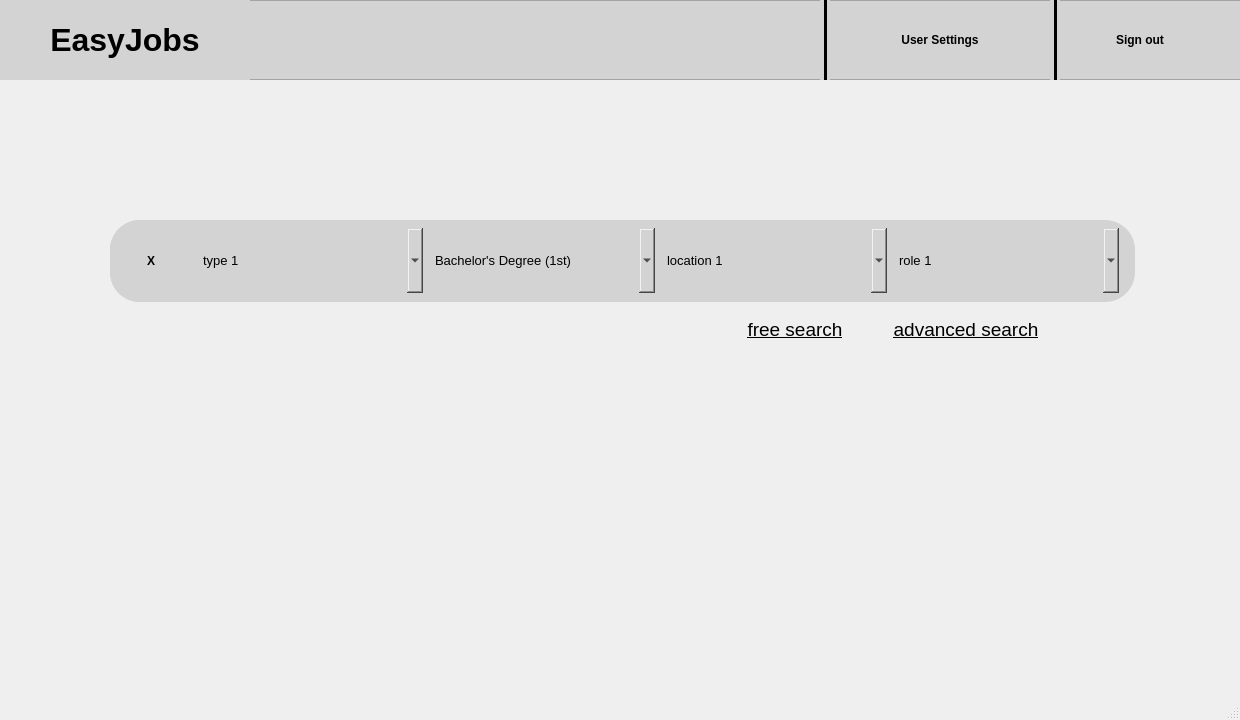
Old version of the form ui/homepage.ui in the repository IvnGenza/EasyJob_39.
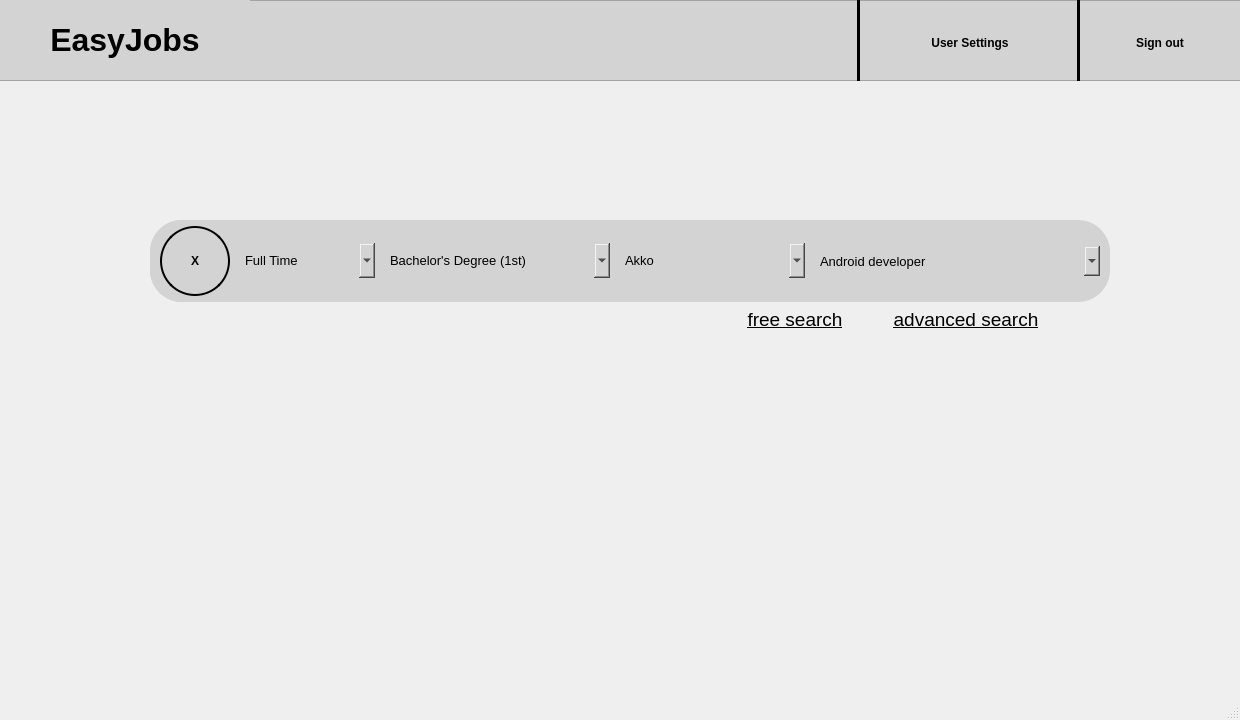
New version of the form.

Diff of the .ui file:
```diff
--- a/ui/homepage.ui
+++ b/ui/homepage.ui
@@ -32,19 +32,19 @@
       <x>0</x>
       <y>0</y>
       <width>1241</width>
-      <height>80</height>
+      <height>81</height>
      </rect>
     </property>
     <property name="minimumSize">
      <size>
       <width>1240</width>
-      <height>80</height>
+      <height>81</height>
      </size>
     </property>
     <property name="maximumSize">
      <size>
       <width>1920</width>
-      <height>80</height>
+      <height>81</height>
      </size>
     </property>
     <property name="styleSheet">
@@ -94,22 +94,22 @@
     <widget class="QPushButton" name="sign_out_button">
      <property name="geometry">
       <rect>
-       <x>1040</x>
+       <x>1080</x>
        <y>0</y>
-       <width>200</width>
-       <height>80</height>
+       <width>160</width>
+       <height>85</height>
       </rect>
      </property>
      <property name="minimumSize">
       <size>
-       <width>200</width>
-       <height>80</height>
+       <width>160</width>
+       <height>85</height>
       </size>
      </property>
      <property name="maximumSize">
       <size>
-       <width>200</width>
-       <height>80</height>
+       <width>160</width>
+       <height>85</height>
       </size>
      </property>
      <property name="font">
@@ -121,6 +121,9 @@
      <property name="cursor">
       <cursorShape>PointingHandCursor</cursorShape>
      </property>
+     <property name="styleSheet">
+      <string notr="true"/>
+     </property>
      <property name="text">
       <string>Sign out</string>
      </property>
@@ -131,22 +134,22 @@
     <widget class="QPushButton" name="user_settings_button">
      <property name="geometry">
       <rect>
-       <x>840</x>
+       <x>860</x>
        <y>0</y>
-       <width>200</width>
-       <height>80</height>
+       <width>220</width>
+       <height>85</height>
       </rect>
      </property>
      <property name="minimumSize">
       <size>
-       <width>200</width>
-       <height>80</height>
+       <width>220</width>
+       <height>85</height>
       </size>
      </property>
      <property name="maximumSize">
       <size>
-       <width>200</width>
-       <height>80</height>
+       <width>220</width>
+       <height>85</height>
       </size>
      </property>
      <property name="font">
@@ -158,6 +161,9 @@
      <property name="cursor">
       <cursorShape>PointingHandCursor</cursorShape>
      </property>
+     <property name="styleSheet">
+      <string notr="true">border-right: 2px solid black;</string>
+     </property>
      <property name="text">
       <string>User Settings</string>
      </property>
@@ -168,24 +174,27 @@
     <widget class="Line" name="line">
      <property name="geometry">
       <rect>
-       <x>1050</x>
+       <x>1070</x>
        <y>0</y>
        <width>10</width>
-       <height>80</height>
+       <height>85</height>
       </rect>
      </property>
      <property name="minimumSize">
       <size>
        <width>10</width>
-       <height>80</height>
+       <height>85</height>
       </size>
      </property>
      <property name="maximumSize">
       <size>
        <width>10</width>
-       <height>80</height>
+       <height>85</height>
       </size>
      </property>
+     <property name="styleSheet">
+      <string notr="true">margin-left:7px;</string>
+     </property>
      <property name="frameShadow">
       <enum>QFrame::Plain</enum>
      </property>
@@ -202,24 +211,27 @@
     <widget class="Line" name="line_2">
      <property name="geometry">
       <rect>
-       <x>820</x>
+       <x>850</x>
        <y>0</y>
        <width>10</width>
-       <height>80</height>
+       <height>85</height>
       </rect>
      </property>
      <property name="minimumSize">
       <size>
        <width>10</width>
-       <height>80</height>
+       <height>85</height>
       </size>
      </property>
      <property name="maximumSize">
       <size>
        <width>10</width>
-       <height>80</height>
+       <height>85</height>
       </size>
      </property>
+     <property name="styleSheet">
+      <string notr="true">margin-left:7px;</string>
+     </property>
      <property name="frameShadow">
       <enum>QFrame::Plain</enum>
      </property>
@@ -237,27 +249,27 @@
    <widget class="QFrame" name="search_frame">
     <property name="geometry">
      <rect>
-      <x>110</x>
+      <x>150</x>
       <y>220</y>
-      <width>1025</width>
+      <width>960</width>
       <height>82</height>
      </rect>
     </property>
     <property name="minimumSize">
      <size>
-      <width>1025</width>
+      <width>960</width>
       <height>82</height>
      </size>
     </property>
     <property name="maximumSize">
      <size>
-      <width>1025</width>
+      <width>960</width>
       <height>82</height>
      </size>
     </property>
     <property name="styleSheet">
      <string notr="true">background-color: lightgray;
-border-radius: 30px;</string>
+border-radius: 32px;</string>
     </property>
     <property name="frameShape">
      <enum>QFrame::StyledPanel</enum>
@@ -270,23 +282,29 @@
       <rect>
        <x>0</x>
        <y>0</y>
-       <width>1011</width>
+       <width>951</width>
        <height>82</height>
       </rect>
      </property>
      <layout class="QHBoxLayout" name="horizontalLayout">
+      <property name="spacing">
+       <number>10</number>
+      </property>
+      <property name="leftMargin">
+       <number>10</number>
+      </property>
       <item>
        <widget class="QPushButton" name="search_button">
         <property name="minimumSize">
          <size>
-          <width>80</width>
-          <height>80</height>
+          <width>70</width>
+          <height>70</height>
          </size>
         </property>
         <property name="maximumSize">
          <size>
-          <width>80</width>
-          <height>80</height>
+          <width>70</width>
+          <height>70</height>
          </size>
         </property>
         <property name="font">
@@ -298,11 +316,16 @@
         <property name="cursor">
          <cursorShape>PointingHandCursor</cursorShape>
         </property>
+        <property name="styleSheet">
+         <string notr="true">border: 2px solid black;
+border-radius: 35px;
+padding:10px;</string>
+        </property>
         <property name="text">
          <string>X</string>
         </property>
         <property name="flat">
-         <bool>true</bool>
+         <bool>false</bool>
         </property>
        </widget>
       </item>
@@ -310,14 +333,14 @@
        <widget class="QComboBox" name="comboBox_job_type">
         <property name="minimumSize">
          <size>
-          <width>225</width>
-          <height>65</height>
+          <width>135</width>
+          <height>35</height>
          </size>
         </property>
         <property name="maximumSize">
          <size>
-          <width>225</width>
-          <height>65</height>
+          <width>135</width>
+          <height>35</height>
          </size>
         </property>
         <property name="font">
@@ -330,7 +353,7 @@
         </property>
         <item>
          <property name="text">
-          <string>type 1</string>
+          <string>Full Time</string>
          </property>
         </item>
         <item>
@@ -355,13 +378,13 @@
         <property name="minimumSize">
          <size>
           <width>225</width>
-          <height>65</height>
+          <height>35</height>
          </size>
         </property>
         <property name="maximumSize">
          <size>
           <width>225</width>
-          <height>65</height>
+          <height>35</height>
          </size>
         </property>
         <property name="font">
@@ -404,14 +427,14 @@
        <widget class="QComboBox" name="comboBox_location">
         <property name="minimumSize">
          <size>
-          <width>225</width>
-          <height>65</height>
+          <width>185</width>
+          <height>35</height>
          </size>
         </property>
         <property name="maximumSize">
          <size>
-          <width>225</width>
-          <height>65</height>
+          <width>185</width>
+          <height>35</height>
          </size>
         </property>
         <property name="font">
@@ -427,7 +450,7 @@
         </property>
         <item>
          <property name="text">
-          <string>location 1</string>
+          <string>Akko</string>
          </property>
         </item>
         <item>
@@ -451,19 +474,21 @@
        <widget class="QComboBox" name="comboBox_role">
         <property name="minimumSize">
          <size>
-          <width>225</width>
-          <height>65</height>
+          <width>285</width>
+          <height>30</height>
          </size>
         </property>
         <property name="maximumSize">
          <size>
-          <width>225</width>
-          <height>65</height>
+          <width>285</width>
+          <height>30</height>
          </size>
         </property>
         <property name="font">
          <font>
           <pointsize>10</pointsize>
+          <weight>50</weight>
+          <bold>false</bold>
          </font>
         </property>
         <property name="styleSheet">
@@ -471,7 +496,7 @@
         </property>
         <item>
          <property name="text">
-          <string>role 1</string>
+          <string>Android developer</string>
          </property>
         </item>
         <item>
@@ -498,7 +523,7 @@
     <property name="geometry">
      <rect>
       <x>720</x>
-      <y>290</y>
+      <y>280</y>
       <width>348</width>
       <height>80</height>
      </rect>
```
Left out of the diff: 205 changed lines with no effect on the pictures.
